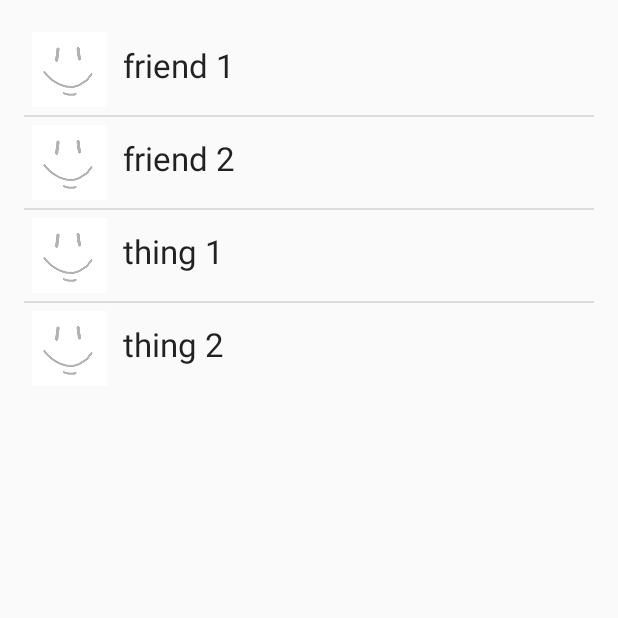
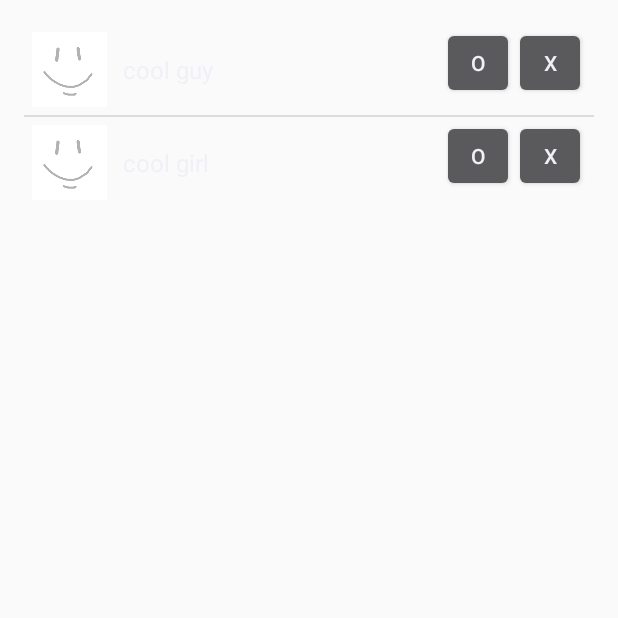
Before and after one commit to cthavy/12m, an Android app: the FriendsList screen opened directly, with no data from a screen before it, on a phone screen of 412 x 824 dp, the top half of it. Run offline under Robolectric (Android 15) with nearby library versions, the phone set to English and light mode, and no system bars.

Commit message:
can accept and ignore friend requests

```diff
--- a/app/src/main/AndroidManifest.xml
+++ b/app/src/main/AndroidManifest.xml
@@ -33,7 +33,8 @@
         <activity android:name=".Login" />
         <activity android:name=".EditProfile" />
         <activity android:name=".FriendsList" />
-        <activity android:name=".SearchedUser"></activity>
+        <activity android:name=".SearchedUser" />
+        <activity android:name=".Notifications"></activity>
     </application>
 
 </manifest>
--- a/app/src/main/java/io/github/a12m/one2many/FriendsList.java
+++ b/app/src/main/java/io/github/a12m/one2many/FriendsList.java
@@ -1,46 +1,37 @@
 package io.github.a12m.one2many;
 
-import android.app.ListActivity;
 import android.os.Bundle;
+import android.support.v7.app.AppCompatActivity;
+import android.view.View;
 import android.widget.ArrayAdapter;
+import android.widget.Button;
 import android.widget.ListView;
 
-import com.parse.FindCallback;
-import com.parse.ParseException;
-import com.parse.ParseQuery;
-import com.parse.ParseUser;
+import java.util.ArrayList;
 
-import java.util.ArrayList;
-import java.util.List;
-
-public class FriendsList extends ListActivity {
-
-    String[] friends = {
-            "friend 1",
-            "friend 2",
-            "thing 1",
-            "thing 2"
-    };
+public class FriendsList extends AppCompatActivity {
+    ListView friendsList;
+    ArrayList<String> friends;
 
     @Override
     protected void onCreate(Bundle savedInstanceState) {
         super.onCreate(savedInstanceState);
         setContentView(R.layout.activity_friends_list);
 
-//        ParseQuery<ParseUser> query = ParseUser.getQuery();
-//        query.findInBackground(new FindCallback<ParseUser>() {
-//            @Override
-//            public void done(List<ParseUser> list, ParseException e) {
-//                if (list != null) {
-//                    for (int i = 0; i < list.size(); i++){
-//
-//                    }
-//                }
-//            }
-//        });
+        friendsList = (ListView) findViewById(R.id.friend_list);
 
-        this.setListAdapter(new ArrayAdapter<String>(
-                this, R.layout.friends_list,
-                R.id.username,friends));
+        friends = new ArrayList<>();
+        friends.add("cool guy");
+        friends.add("cool girl");
+
+        final ArrayAdapter arrayAdapter = new ArrayAdapter<>(getBaseContext(), R.layout.friends_list, R.id.username, friends);
+        friendsList.setAdapter(arrayAdapter);
+    }
+
+    public void AddRequestee(View view){
+
+    }
+    public void IgnoreRequestee(View view){
+
     }
 }
--- a/app/src/main/java/io/github/a12m/one2many/Lobby.java
+++ b/app/src/main/java/io/github/a12m/one2many/Lobby.java
@@ -53,6 +53,12 @@ public class Lobby extends ListActivity {
         startActivity(intent);
     }
 
+    //Brings user to their notifications
+    public void goToNotifications(View view){
+        Intent intent = new Intent(getBaseContext(), Notifications.class);
+        startActivity(intent);
+    }
+
     //Prevents user from going back to login page while logged in (prevents a crash)
     public void onBackPressed() {
 
--- a/app/src/main/java/io/github/a12m/one2many/Profile.java
+++ b/app/src/main/java/io/github/a12m/one2many/Profile.java
@@ -21,6 +21,8 @@ import com.parse.ParseUser;
 /*
 Class to display profile page as well as present a logout button for user.
 Logout will bring the app back to the login page.
+
+Does not display friend and event count yet
  */
 public class Profile extends AppCompatActivity {
     ImageView d_pic;
--- a/app/src/main/res/layout/activity_friends_list.xml
+++ b/app/src/main/res/layout/activity_friends_list.xml
@@ -12,7 +12,7 @@
     <ListView
         android:layout_width="wrap_content"
         android:layout_height="wrap_content"
-        android:id="@+id/android:list"
+        android:id="@+id/friend_list"
         android:layout_alignParentTop="true"
         android:layout_alignParentLeft="true"
         android:layout_alignParentStart="true" />
--- a/app/src/main/res/layout/friends_list.xml
+++ b/app/src/main/res/layout/friends_list.xml
@@ -15,16 +15,62 @@
         android:layout_margin="5dp"
         android:src="@drawable/default_pic" />
 
-    <TextView
+    <Button
+        style="?android:attr/buttonStyleSmall"
         android:layout_width="wrap_content"
         android:layout_height="wrap_content"
-        android:textAppearance="?android:attr/textAppearanceLarge"
-        android:text="name"
-        android:id="@+id/username"
-        android:layout_alignParentTop="true"
+        android:text="X"
+        android:id="@+id/btn_ignore"
+        android:layout_alignBottom="@+id/p_pic"
+        android:layout_alignParentRight="true"
+        android:layout_alignParentEnd="true"
+        android:layout_marginRight="5dp"
+        android:layout_marginTop="5dp"
+        android:layout_marginBottom="5dp"
+        android:onClick="IgnoreRequestee" />
+
+    <Button
+        style="?android:attr/buttonStyleSmall"
+        android:layout_width="wrap_content"
+        android:layout_height="wrap_content"
+        android:text="O"
+        android:id="@+id/btn_accept"
+        android:layout_alignBottom="@+id/p_pic"
+        android:layout_toLeftOf="@+id/btn_ignore"
+        android:layout_toStartOf="@+id/btn_ignore"
+        android:layout_marginTop="5dp"
+        android:layout_marginBottom="5dp"
+        android:onClick="AddRequestee" />
+
+    <LinearLayout
+        android:orientation="vertical"
+        android:layout_width="match_parent"
+        android:layout_height="match_parent"
+        android:layout_alignTop="@+id/p_pic"
         android:layout_toRightOf="@+id/p_pic"
         android:layout_toEndOf="@+id/p_pic"
         android:layout_alignBottom="@+id/p_pic"
-        android:layout_margin="5dp"
-        android:gravity="center" />
+        android:layout_toLeftOf="@+id/btn_accept"
+        android:layout_alignParentTop="false"
+        android:layout_alignParentLeft="false"
+        android:layout_alignParentRight="false"
+        android:layout_alignWithParentIfMissing="false"
+        android:layout_toStartOf="@+id/btn_accept">
+
+        <TextView
+            android:layout_width="wrap_content"
+            android:layout_height="fill_parent"
+            android:textAppearance="?android:attr/textAppearanceLarge"
+            android:text="name"
+            android:id="@+id/username"
+            android:layout_alignParentTop="true"
+            android:layout_alignBottom="@+id/p_pic"
+            android:textSize="16dp"
+            android:scrollHorizontally="false"
+            android:layout_toLeftOf="@+id/btn_accept"
+            android:layout_toRightOf="@+id/p_pic"
+            android:layout_toEndOf="@+id/p_pic"
+            android:gravity="left|center"
+            android:layout_margin="5dp" />
+    </LinearLayout>
 </RelativeLayout>
```
Also changed, not shown: app/src/main/java/io/github/a12m/one2many/Notifications.java (added, +134 -0 lines), app/src/main/java/io/github/a12m/one2many/SearchedUser.java (+31 -4 lines), app/src/main/res/layout/activity_lobby.xml (+4 -3 lines), app/src/main/res/layout/activity_notifications.xml (added, +50 -0 lines).
